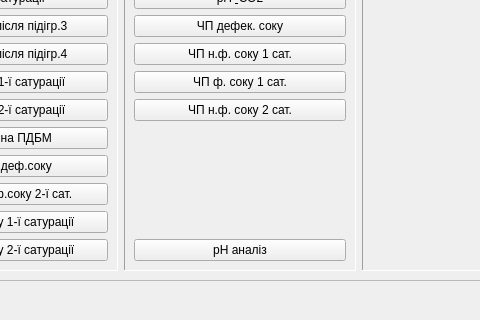
Above: satur/scada/history.ui from vanessaorgua/talne before the change; both pictures show x 135 to 615 and y 324 to 644 of the 750 by 644 pixel window. Below: the same form after it.
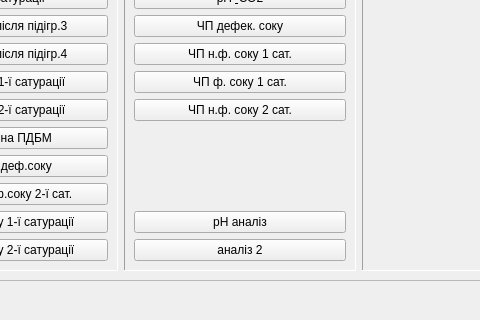
That is the form after the change.

Patch:
```diff
--- a/satur/scada/history.ui
+++ b/satur/scada/history.ui
@@ -322,6 +322,13 @@
            </property>
           </widget>
          </item>
+         <item>
+          <widget class="QPushButton" name="phana2">
+           <property name="text">
+            <string>аналіз 2</string>
+           </property>
+          </widget>
+         </item>
         </layout>
        </widget>
       </item>
```
